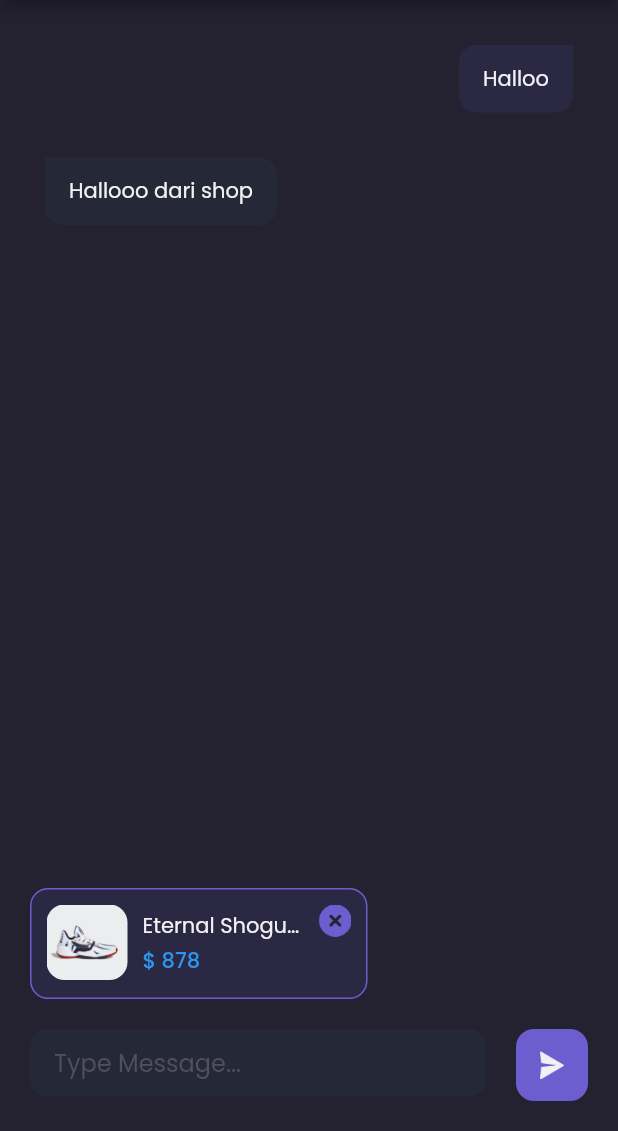
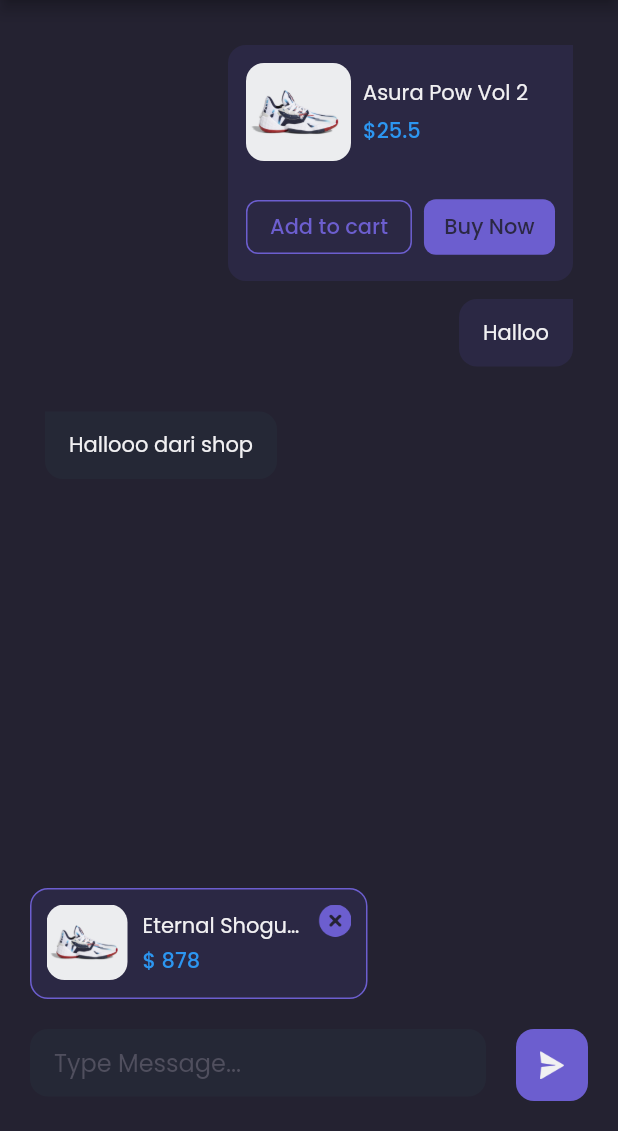
Before and after one commit to Urcane/shamo-apps, a Flutter app: the DetailChatPage screen opened by its route, on a phone screen of 412 x 824 dp, the part 105-1236 px from its top. Run offline on Flutter 3.47's test engine with Material 2 defaults, Android fonts, the phone set to English and light mode, and no system bars; our stand-ins replace google_fonts; accounts and stored records are empty.

Commit message:
slicing: chat bubble (product preview)

```diff
--- a/lib/pages/detail_chat_page.dart
+++ b/lib/pages/detail_chat_page.dart
@@ -179,6 +179,7 @@ class DetailChatPage extends StatelessWidget {
           ChatBubble(
             text: "Halloo",
             isSender: true,
+            hasProduct: true,
           ),
           ChatBubble(
             text: "Hallooo dari shop",
--- a/lib/widgets/chat_bubble.dart
+++ b/lib/widgets/chat_bubble.dart
@@ -1,22 +1,124 @@
 import 'package:flutter/material.dart';
+import 'package:google_fonts/google_fonts.dart';
 import 'package:shamo/theme.dart';
 
 class ChatBubble extends StatelessWidget {
   final String text;
   final bool isSender;
+  final bool hasProduct;
 
   const ChatBubble({
     Key? key,
     this.text = '',
     this.isSender = false,
+    this.hasProduct = false,
   }) : super(key: key);
 
   @override
   Widget build(BuildContext context) {
+    Widget _productPreview() {
+      return Container(
+        width: 230,
+        margin: EdgeInsets.only(bottom: 12),
+        padding: EdgeInsets.all(12),
+        decoration: BoxDecoration(
+          color: isSender ? background5Color : background4Color,
+          borderRadius: BorderRadius.only(
+            topLeft: Radius.circular(isSender ? 12 : 0),
+            topRight: Radius.circular(isSender ? 0 : 12),
+            bottomLeft: Radius.circular(12),
+            bottomRight: Radius.circular(12),
+          ),
+        ),
+        child: Column(
+          children: <Widget>[
+            Row(
+              children: <Widget>[
+                ClipRRect(
+                  borderRadius: BorderRadius.circular(12),
+                  child: Image.asset(
+                    "assets/pictures/image_shoes.png",
+                    width: 70,
+                  ),
+                ),
+                SizedBox(
+                  width: 8,
+                ),
+                Expanded(
+                  child: Column(
+                    crossAxisAlignment: CrossAxisAlignment.start,
+                    children: <Widget>[
+                      Text(
+                        "Asura Pow Vol 2",
+                        style: primaryTextStyle,
+                        overflow: TextOverflow.ellipsis,
+                      ),
+                      SizedBox(height: 4),
+                      Text(
+                        "\$25.5",
+                        style: priceTextStyle.copyWith(
+                          fontWeight: medium,
+                        ),
+                      ),
+                    ],
+                  ),
+                ),
+              ],
+            ),
+            SizedBox(height: 20),
+            Row(
+              children: <Widget>[
+                OutlinedButton(
+                  onPressed: () {},
+                  child: Text(
+                    "Add to cart",
+                    style: purpleTextStyle,
+                  ),
+                  style: OutlinedButton.styleFrom(
+                    side: BorderSide(color: primaryColor),
+                    shape: RoundedRectangleBorder(
+                      borderRadius: BorderRadius.circular(8),
+                    ),
+                  ),
+                ),
+                SizedBox(
+                  width: 8,
+                ),
+                Expanded(
+                  child: TextButton(
+                    onPressed: () {},
+                    child: Text(
+                      "Buy Now",
+                      style: GoogleFonts.poppins(
+                        color: background5Color,
+                        fontWeight: medium,
+                      ),
+                      overflow: TextOverflow.ellipsis,
+                    ),
+                    style: TextButton.styleFrom(
+                      shape: RoundedRectangleBorder(
+                        borderRadius: BorderRadius.circular(8),
+                      ),
+                      backgroundColor: primaryColor,
+                    ),
+                  ),
+                ),
+              ],
+            )
+          ],
+        ),
+      );
+    }
+
     return Container(
       width: double.infinity,
       margin: EdgeInsets.only(top: 30),
-      child: Row(
+      child: Column(
+        crossAxisAlignment:
+            isSender ? CrossAxisAlignment.end : CrossAxisAlignment.start,
+        children: <Widget>[
+          hasProduct ? _productPreview() : SizedBox(),
+          Row(
             mainAxisAlignment:
                 isSender ? MainAxisAlignment.end : MainAxisAlignment.start,
             children: <Widget>[
@@ -46,6 +148,8 @@ class ChatBubble extends StatelessWidget {
               ),
             ],
           ),
+        ],
+      ),
     );
   }
 }
```
Lines whose indentation alone changed are shown as unchanged.
